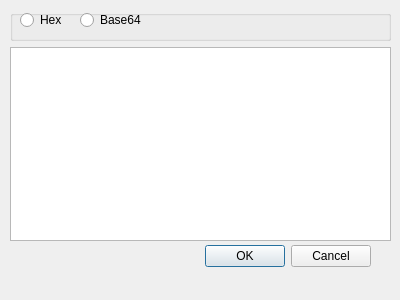
First picture: the form in BerViewer/insert_data_dlg.ui, repository jykim74/BerEditor, before the edit.
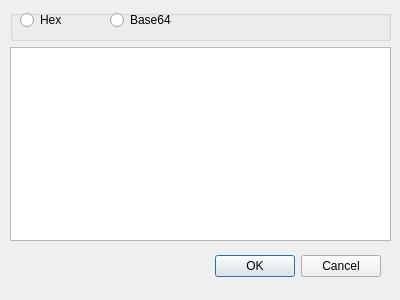
Second picture: the form after the edit.

The edit to the form file:
```diff
--- a/BerViewer/insert_data_dlg.ui
+++ b/BerViewer/insert_data_dlg.ui
@@ -16,9 +16,9 @@
   <widget class="QDialogButtonBox" name="buttonBox">
    <property name="geometry">
     <rect>
-     <x>30</x>
-     <y>240</y>
-     <width>341</width>
+     <x>210</x>
+     <y>250</y>
+     <width>171</width>
      <height>32</height>
     </rect>
    </property>
@@ -55,7 +55,7 @@
         <rect>
          <x>10</x>
          <y>0</y>
-         <width>100</width>
+         <width>61</width>
          <height>20</height>
         </rect>
        </property>
@@ -66,9 +66,9 @@
       <widget class="QRadioButton" name="mTypeBase64">
        <property name="geometry">
         <rect>
-         <x>70</x>
+         <x>100</x>
          <y>0</y>
-         <width>100</width>
+         <width>81</width>
          <height>20</height>
         </rect>
        </property>
```
